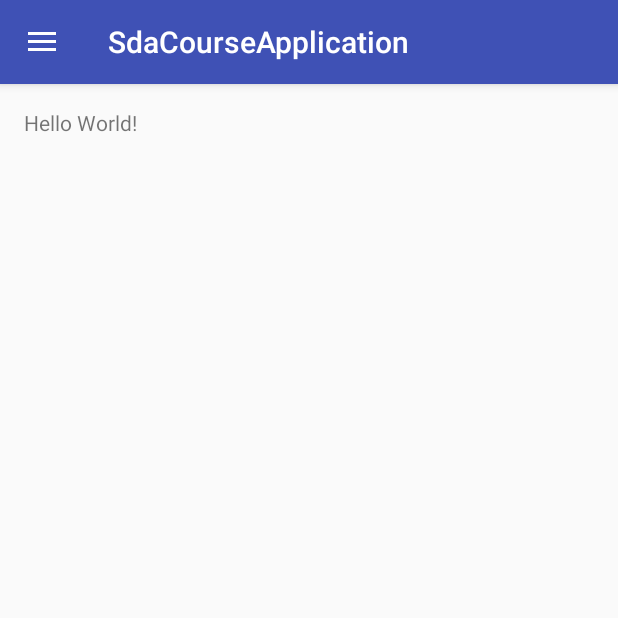
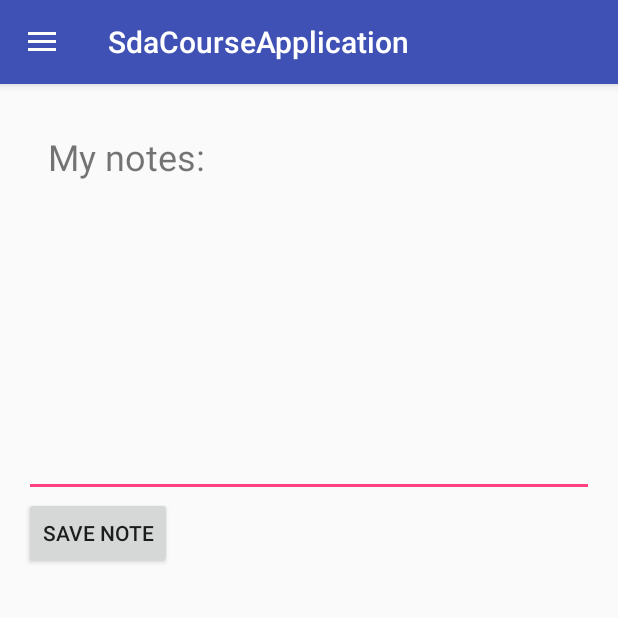
Before and after one commit to ljarka/SdaCourseApplication, an Android app: the screen it shows after launch (MainActivity), on a phone screen of 412 x 824 dp, the top half of it. Run offline under Robolectric (Android 15) with nearby library versions, the phone set to English and light mode, and no system bars.

Commit message:
My notes application

```diff
--- a/app/build.gradle
+++ b/app/build.gradle
@@ -26,4 +26,5 @@ dependencies {
     })
     compile 'com.android.support:appcompat-v7:25.1.1'
     testCompile 'junit:junit:4.12'
+    compile 'com.github.bumptech.glide:glide:3.7.0'
 }
--- a/app/src/main/java/com/github/ljarka/sdacourseapplication/MainActivity.java
+++ b/app/src/main/java/com/github/ljarka/sdacourseapplication/MainActivity.java
@@ -1,7 +1,9 @@
 package com.github.ljarka.sdacourseapplication;
 
 import android.content.Intent;
+import android.content.SharedPreferences;
 import android.os.PersistableBundle;
+import android.preference.PreferenceManager;
 import android.support.v4.widget.DrawerLayout;
 import android.support.v7.app.ActionBarDrawerToggle;
 import android.support.v7.app.AppCompatActivity;
@@ -10,6 +12,8 @@ import android.view.Gravity;
 import android.view.MenuItem;
 import android.view.View;
 import android.view.View.OnClickListener;
+import android.widget.Button;
+import android.widget.EditText;
 import android.widget.TextView;
 import android.widget.Toast;
 
@@ -17,6 +21,7 @@ import com.github.ljarka.sdacourseapplication.drawing.DrawingActivity;
 
 public class MainActivity extends AppCompatActivity {
 
+    public static final String NOTES_KEY = "notes";
     private DrawerLayout drawerLayout;
     private ActionBarDrawerToggle drawerToggle;
 
@@ -40,6 +45,31 @@ public class MainActivity extends AppCompatActivity {
                 startActivity(intent);
             }
         });
+
+        final EditText notesEditText = (EditText) findViewById(R.id.my_note_edittext);
+        notesEditText.setText(readText());
+
+        Button saveButton = (Button) findViewById(R.id.save_note);
+        saveButton.setOnClickListener(new OnClickListener() {
+
+            @Override
+            public void onClick(View v) {
+                saveText(notesEditText.getText().toString());
+            }
+        });
+    }
+
+    private String readText(){
+        SharedPreferences sharedPreferences = PreferenceManager.getDefaultSharedPreferences(this);
+        return sharedPreferences.getString(NOTES_KEY, "");
+    }
+
+    private void saveText(String text) {
+        SharedPreferences sharedPreferences = PreferenceManager.getDefaultSharedPreferences(this);
+        sharedPreferences
+                .edit()
+                .putString(NOTES_KEY, text)
+                .apply();
     }
 
     @Override
--- a/app/src/main/res/layout/activity_main.xml
+++ b/app/src/main/res/layout/activity_main.xml
@@ -6,7 +6,7 @@
     android:layout_width="match_parent"
     android:layout_height="match_parent">
 
-    <RelativeLayout
+    <LinearLayout
         android:id="@+id/activity_main"
         android:layout_width="match_parent"
         android:layout_height="match_parent"
@@ -14,13 +14,29 @@
         android:paddingRight="@dimen/activity_horizontal_margin"
         android:paddingTop="@dimen/activity_vertical_margin"
         android:paddingBottom="@dimen/activity_vertical_margin"
+        android:orientation="vertical"
         tools:context="com.github.ljarka.sdacourseapplication.MainActivity">
 
         <TextView
             android:layout_width="wrap_content"
             android:layout_height="wrap_content"
-            android:text="Hello World!" />
-    </RelativeLayout>
+            android:textSize="24sp"
+            android:padding="16dp"
+            android:text="My notes: " />
+
+        <EditText
+            android:id="@+id/my_note_edittext"
+            android:inputType="textMultiLine"
+            android:lines="8"
+            android:layout_width="match_parent"
+            android:layout_height="wrap_content" />
+
+        <Button
+            android:id="@+id/save_note"
+            android:text="Save Note"
+            android:layout_width="wrap_content"
+            android:layout_height="wrap_content" />
+    </LinearLayout>
 
     <LinearLayout
         android:background="@android:color/holo_blue_bright"
```
